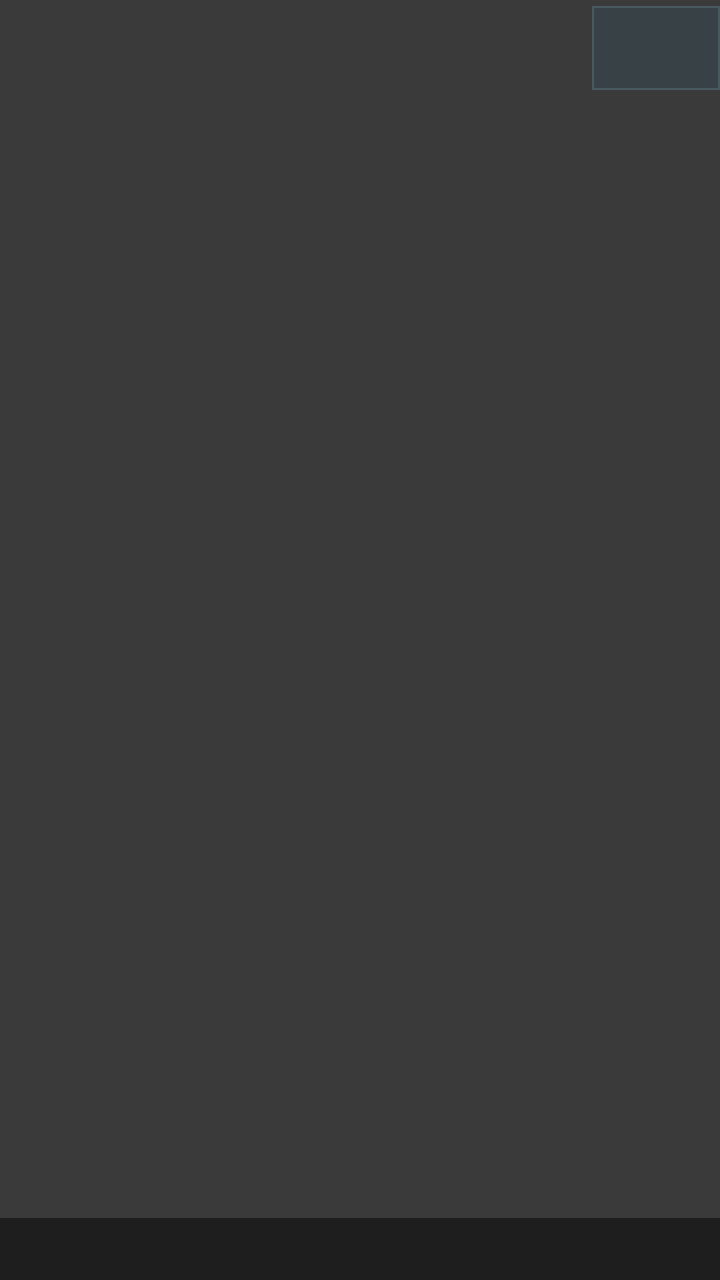
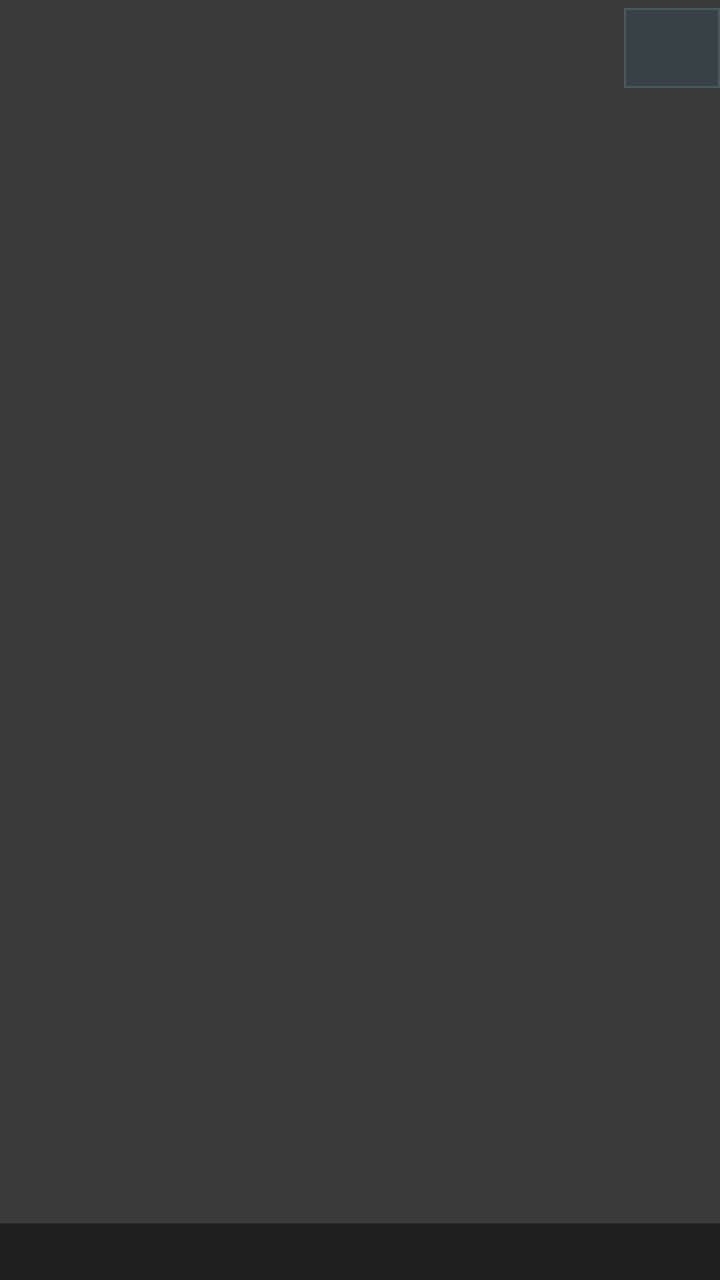

Before-and-after screenshots of an Android layout around one commit, followed by the original layout XML and the change that was made.
<!-- AndroidManifest.xml: application theme AppTheme -->
<!-- res/layout/activity_main.xml -->
<?xml version="1.0" encoding="utf-8"?>
<FrameLayout xmlns:android="http://schemas.android.com/apk/res/android"
    android:id="@+id/rootFrame"
    android:layout_width="match_parent"
    android:layout_height="match_parent"
    android:background="#000000"
    android:keepScreenOn="true">

    <TextureView
        android:id="@+id/texture"
        android:layout_width="match_parent"
        android:layout_height="match_parent" />

    
    <FrameLayout
        android:id="@+id/noFeed"
        android:layout_width="match_parent"
        android:layout_height="match_parent"
        android:background="#FF3A3A3A">

        <TextView
            android:id="@+id/noFeedDetail"
            android:layout_width="match_parent"
            android:layout_height="wrap_content"
            android:layout_gravity="bottom"
            android:background="#FF1E1E1E"
            android:ellipsize="end"
            android:maxLines="1"
            android:paddingBottom="6dp"
            android:paddingLeft="12dp"
            android:paddingRight="12dp"
            android:paddingTop="6dp"
            android:textColor="#E0E0E0"
            android:textSize="14sp" />
    </FrameLayout>

    
    <TextView
        android:id="@+id/status"
        android:layout_width="wrap_content"
        android:layout_height="wrap_content"
        android:layout_gravity="top|start"
        android:background="#80000000"
        android:padding="6dp"
        android:textColor="#FFFFFF"
        android:textSize="14sp"
        android:visibility="gone" />

    
    <ScrollView
        android:id="@+id/varsPanel"
        android:layout_width="380dp"
        android:layout_height="match_parent"
        android:layout_gravity="start"
        android:layout_marginTop="56dp"
        android:background="#C0000000"
        android:visibility="gone">

        <TextView
            android:id="@+id/varsText"
            android:layout_width="match_parent"
            android:layout_height="wrap_content"
            android:padding="8dp"
            android:textColor="#E0E0E0"
            android:textSize="12sp"
            android:typeface="monospace" />
    </ScrollView>

    <Button
        android:id="@+id/menuButton"
        android:layout_width="wrap_content"
        android:layout_height="48dp"
        android:layout_gravity="top|end"
        android:alpha="0.6"
        android:text="@null" />

    
    <ScrollView
        android:id="@+id/testPanel"
        android:layout_width="320dp"
        android:layout_height="match_parent"
        android:layout_gravity="end"
        android:layout_marginTop="56dp"
        android:background="#B0000000"
        android:visibility="gone">

        <LinearLayout
            android:id="@+id/testList"
            android:layout_width="match_parent"
            android:layout_height="wrap_content"
            android:orientation="vertical"
            android:padding="8dp" />
    </ScrollView>
</FrameLayout>
<!-- resources referenced by this layout -->
<resources>
  <style name="AppTheme" parent="@android:style/Theme.Material.NoActionBar">
          <item name="android:windowBackground">@drawable/splash_window</item>
          <item name="android:windowFullscreen">true</item>
          <item name="android:colorAccent">#4FC3F7</item>
          <item name="android:buttonStyle">@style/AxButton</item>
          <item name="android:alertDialogTheme">@style/AxDialog</item>
      </style>
  <!-- drawable splash_window (drawable) -->
  <?xml version="1.0" encoding="utf-8"?>
  <layer-list xmlns:android="http://schemas.android.com/apk/res/android">
      <item android:drawable="@color/ic_launcher_background" />
      <item>
          <bitmap
              android:gravity="center"
              android:src="@drawable/splash_logo" />
      </item>
  </layer-list>
  <style name="AxButton" parent="@android:style/Widget.Material.Button">
          <item name="android:background">@drawable/ax_button_bg</item>
          <item name="android:textColor">@color/ax_button_text</item>
          <item name="android:stateListAnimator">@null</item>
          <item name="android:textAllCaps">false</item>
          <item name="android:minHeight">44dp</item>
          <item name="android:minWidth">64dp</item>
      </style>
  <style name="AxDialog" parent="@android:style/Theme.Material.Dialog.Alert">
          <item name="android:windowBackground">@drawable/ax_dialog_bg</item>
          <item name="android:colorBackground">#1A222C</item>
          <item name="android:colorAccent">#4FC3F7</item>
          <item name="android:textColorPrimary">#FFFFFF</item>
          <item name="android:textColorSecondary">#B0BEC5</item>
      </style>
  <color name="ic_launcher_background">#212D3D</color>
  <!-- drawable splash_logo: png bitmap (drawable-hdpi, 43692 bytes) -->
  <!-- drawable ax_button_bg (drawable) -->
  <?xml version="1.0" encoding="utf-8"?>
  <selector xmlns:android="http://schemas.android.com/apk/res/android">
      <item android:state_enabled="false">
          <inset android:insetTop="3dp" android:insetBottom="3dp">
              <shape android:shape="rectangle">
                  <solid android:color="#B3242D36" />
              </shape>
          </inset>
      </item>
      <item android:state_pressed="true">
          <inset android:insetTop="3dp" android:insetBottom="3dp">
              <shape android:shape="rectangle">
                  <solid android:color="#F24F6272" />
                  <stroke android:width="1dp" android:color="#4FC3F7" />
              </shape>
          </inset>
      </item>
      <item>
          <inset android:insetTop="3dp" android:insetBottom="3dp">
              <shape android:shape="rectangle">
                  <solid android:color="#E637474F" />
                  <stroke android:width="1dp" android:color="#546E7A" />
              </shape>
          </inset>
      </item>
  </selector>
  <!-- drawable ax_dialog_bg (drawable) -->
  <?xml version="1.0" encoding="utf-8"?>
  <inset xmlns:android="http://schemas.android.com/apk/res/android"
      android:insetLeft="8dp"
      android:insetTop="8dp"
      android:insetRight="8dp"
      android:insetBottom="8dp">
      <shape android:shape="rectangle">
          <solid android:color="#F21A222C" />
          <stroke android:width="1dp" android:color="#455A64" />
      </shape>
  </inset>
</resources>

<!-- the commit's change to res/layout/activity_main.xml (unified diff, before → after) -->
@@ -30,8 +30,8 @@
             android:paddingLeft="12dp"
             android:paddingRight="12dp"
             android:paddingTop="6dp"
-            android:textColor="#E0E0E0"
-            android:textSize="14sp" />
+            android:textColor="#B0BEC5"
+            android:textSize="12sp" />
     </FrameLayout>
 
     
<!-- resource entries referenced after the edit -->
@@ -22,8 +22,13 @@
           <item name="android:textColor">@color/ax_button_text</item>
           <item name="android:stateListAnimator">@null</item>
           <item name="android:textAllCaps">false</item>
-          <item name="android:minHeight">44dp</item>
-          <item name="android:minWidth">64dp</item>
+          <item name="android:minHeight">48dp</item>
+          <item name="android:minWidth">48dp</item>
+          <item name="android:maxLines">2</item>
+          <item name="android:autoSizeTextType">uniform</item>
+          <item name="android:autoSizeMinTextSize">11sp</item>
+          <item name="android:autoSizeMaxTextSize">16sp</item>
+          <item name="android:autoSizeStepGranularity">1sp</item>
       </style>
   <style name="AxDialog" parent="@android:style/Theme.Material.Dialog.Alert">
           <item name="android:windowBackground">@drawable/ax_dialog_bg</item>
@@ -38,14 +43,14 @@
   <?xml version="1.0" encoding="utf-8"?>
   <selector xmlns:android="http://schemas.android.com/apk/res/android">
       <item android:state_enabled="false">
-          <inset android:insetTop="3dp" android:insetBottom="3dp">
+          <inset android:insetTop="4dp" android:insetBottom="4dp">
               <shape android:shape="rectangle">
                   <solid android:color="#B3242D36" />
               </shape>
           </inset>
       </item>
       <item android:state_pressed="true">
-          <inset android:insetTop="3dp" android:insetBottom="3dp">
+          <inset android:insetTop="4dp" android:insetBottom="4dp">
               <shape android:shape="rectangle">
                   <solid android:color="#F24F6272" />
                   <stroke android:width="1dp" android:color="#4FC3F7" />
@@ -53,7 +58,7 @@
           </inset>
       </item>
       <item>
-          <inset android:insetTop="3dp" android:insetBottom="3dp">
+          <inset android:insetTop="4dp" android:insetBottom="4dp">
               <shape android:shape="rectangle">
                   <solid android:color="#E637474F" />
                   <stroke android:width="1dp" android:color="#546E7A" />
